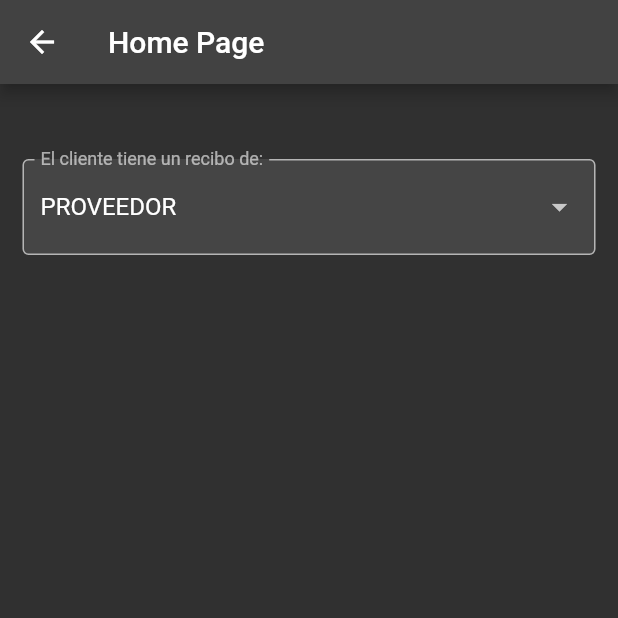
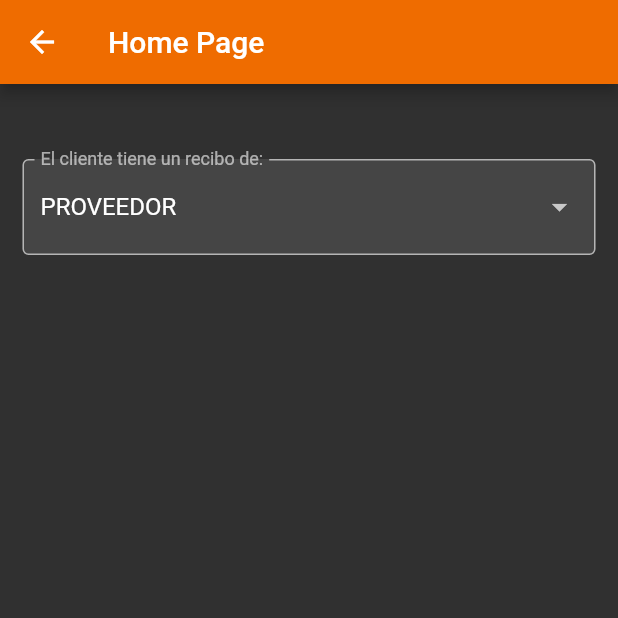
Before and after one commit to yamilsaad/boxCreate, a Flutter app: the screen it shows after launch, on a phone screen of 412 x 824 dp, the top half of it. Run offline on Flutter 3.47's test engine with Material 2 defaults, Android fonts, the phone set to English and light mode, and no system bars.

Commit message:
cambio de color

```diff
--- a/lib/main.dart
+++ b/lib/main.dart
@@ -9,6 +9,7 @@ class MyApp extends StatelessWidget {
   @override
   Widget build(BuildContext context) {
     return MaterialApp(
+      debugShowCheckedModeBanner: false,
       title: 'StockControl',
       home: HomePage(),
       initialRoute: '/home_page',
--- a/lib/screens/home_screen.dart
+++ b/lib/screens/home_screen.dart
@@ -10,6 +10,7 @@ class HomePage extends StatelessWidget {
     return Scaffold(
       appBar: AppBar(
         title: Text('Home Page'),
+        backgroundColor: Colors.orange.shade800,
       ),
       body: Column(
         children: [
```
